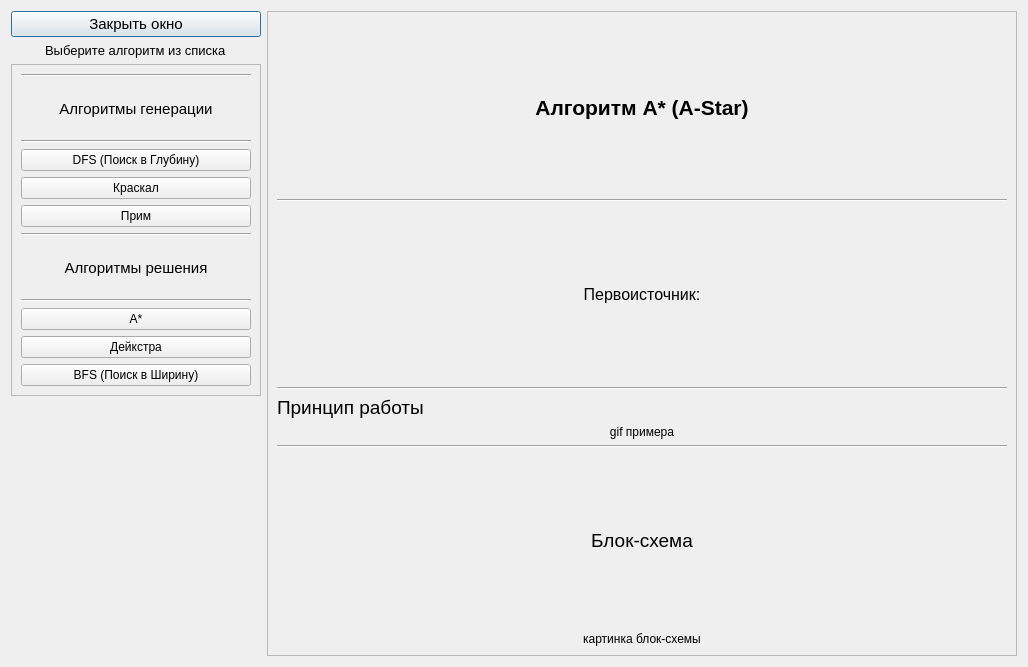
Qt form infowindow.ui (GinDoyr/MazeGenSolver) before a commit.
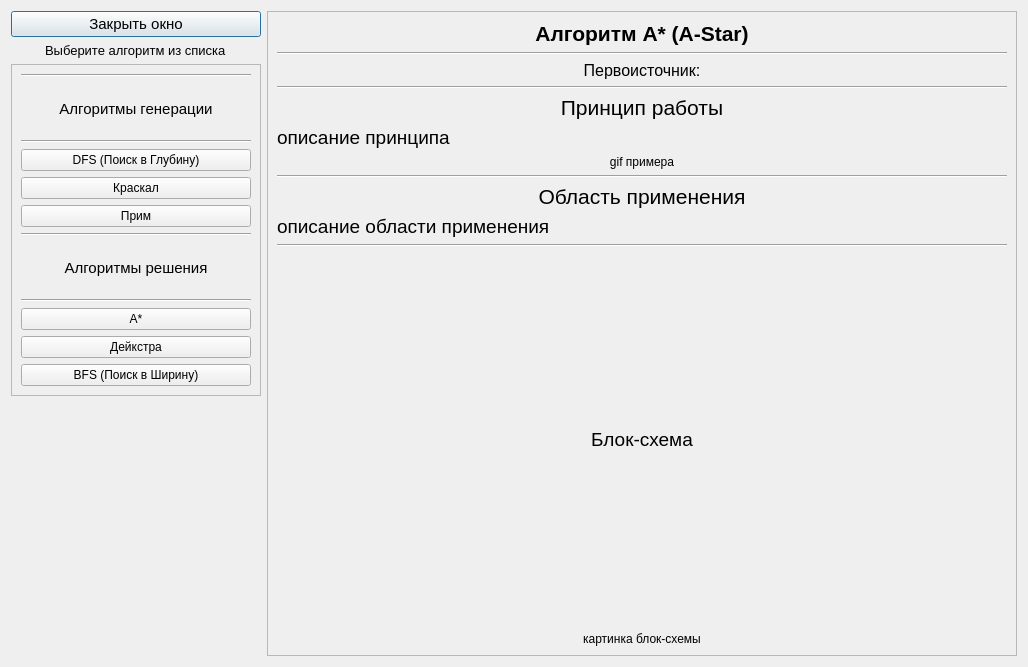
The same form after that commit.

```diff
--- a/infowindow.ui
+++ b/infowindow.ui
@@ -222,6 +222,12 @@
       <layout class="QVBoxLayout" name="verticalLayout">
        <item>
         <widget class="QLabel" name="lab_title">
+         <property name="sizePolicy">
+          <sizepolicy hsizetype="Preferred" vsizetype="Fixed">
+           <horstretch>0</horstretch>
+           <verstretch>0</verstretch>
+          </sizepolicy>
+         </property>
          <property name="font">
           <font>
            <pointsize>16</pointsize>
@@ -245,6 +251,12 @@
        </item>
        <item>
         <widget class="QLabel" name="lab_ref">
+         <property name="sizePolicy">
+          <sizepolicy hsizetype="Preferred" vsizetype="Fixed">
+           <horstretch>0</horstretch>
+           <verstretch>0</verstretch>
+          </sizepolicy>
+         </property>
          <property name="font">
           <font>
            <pointsize>12</pointsize>
@@ -269,7 +281,7 @@
         </widget>
        </item>
        <item>
-        <widget class="QLabel" name="lab_desc">
+        <widget class="QLabel" name="label_2">
          <property name="sizePolicy">
           <sizepolicy hsizetype="Preferred" vsizetype="Fixed">
            <horstretch>0</horstretch>
@@ -278,12 +290,33 @@
          </property>
          <property name="font">
           <font>
-           <pointsize>14</pointsize>
+           <pointsize>16</pointsize>
           </font>
          </property>
          <property name="text">
           <string>Принцип работы</string>
          </property>
+         <property name="alignment">
+          <set>Qt::AlignmentFlag::AlignCenter</set>
+         </property>
+        </widget>
+       </item>
+       <item>
+        <widget class="QLabel" name="lab_desc">
+         <property name="sizePolicy">
+          <sizepolicy hsizetype="Preferred" vsizetype="Fixed">
+           <horstretch>0</horstretch>
+           <verstretch>0</verstretch>
+          </sizepolicy>
+         </property>
+         <property name="font">
+          <font>
+           <pointsize>14</pointsize>
+          </font>
+         </property>
+         <property name="text">
+          <string>описание принципа</string>
+         </property>
          <property name="scaledContents">
           <bool>false</bool>
          </property>
@@ -330,6 +363,53 @@
          </property>
         </widget>
        </item>
+       <item>
+        <widget class="QLabel" name="label">
+         <property name="sizePolicy">
+          <sizepolicy hsizetype="Preferred" vsizetype="Fixed">
+           <horstretch>0</horstretch>
+           <verstretch>0</verstretch>
+          </sizepolicy>
+         </property>
+         <property name="font">
+          <font>
+           <pointsize>16</pointsize>
+           <bold>false</bold>
+          </font>
+         </property>
+         <property name="text">
+          <string>Область применения</string>
+         </property>
+         <property name="alignment">
+          <set>Qt::AlignmentFlag::AlignCenter</set>
+         </property>
+        </widget>
+       </item>
+       <item>
+        <widget class="QLabel" name="lab_use">
+         <property name="sizePolicy">
+          <sizepolicy hsizetype="Preferred" vsizetype="Fixed">
+           <horstretch>0</horstretch>
+           <verstretch>0</verstretch>
+          </sizepolicy>
+         </property>
+         <property name="font">
+          <font>
+           <pointsize>14</pointsize>
+          </font>
+         </property>
+         <property name="text">
+          <string>описание области применения</string>
+         </property>
+        </widget>
+       </item>
+       <item>
+        <widget class="Line" name="line_8">
+         <property name="orientation">
+          <enum>Qt::Orientation::Horizontal</enum>
+         </property>
+        </widget>
+       </item>
        <item>
         <widget class="QLabel" name="lab_sch1">
          <property name="font">
```
